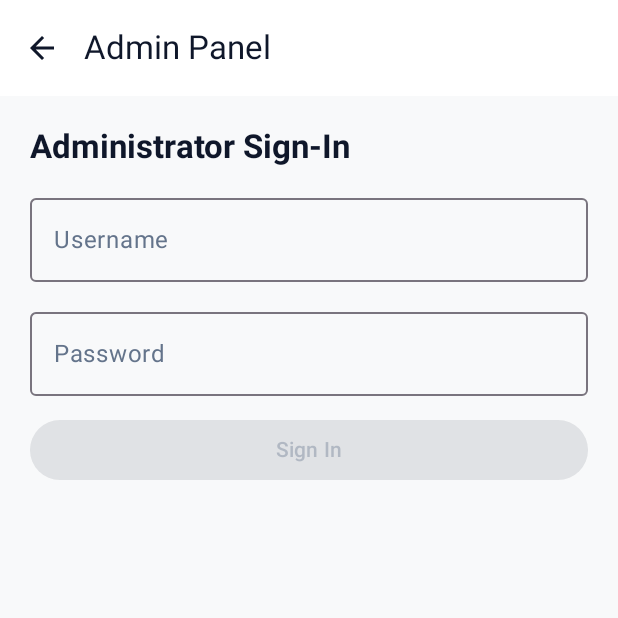
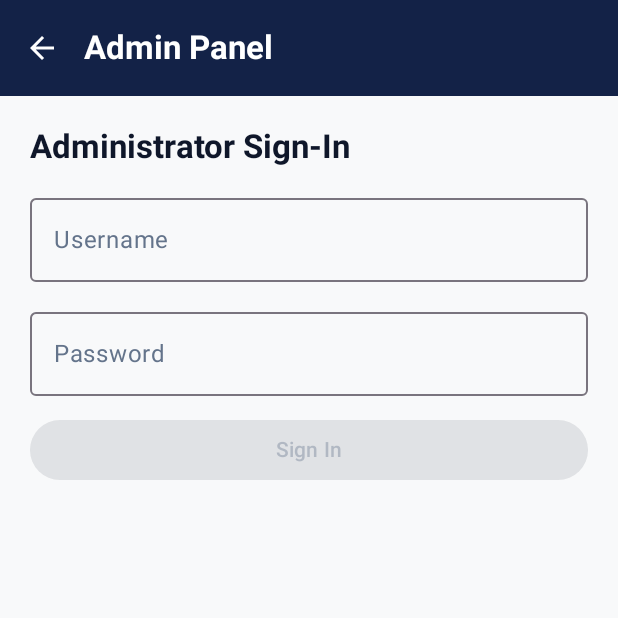
Before and after one commit to vanshtyagi001/FindIt-android, an Android app built with Jetpack Compose: the AdminScreen screen opened through its navigation route, on a phone screen of 412 x 824 dp, the top half of it. Run offline under Robolectric (Android 15) with nearby library versions, the phone set to English and light mode, and no system bars; pictures from the network do not load.

Commit message:
Redesign Home screen and fix system bars

```diff
--- a/app/src/main/java/com/vanshtyagi/findit/ui/screens/AdminScreen.kt
+++ b/app/src/main/java/com/vanshtyagi/findit/ui/screens/AdminScreen.kt
@@ -29,6 +29,7 @@ import androidx.compose.material3.Scaffold
 import androidx.compose.material3.Text
 import androidx.compose.material3.TextButton
 import androidx.compose.material3.TopAppBar
+import androidx.compose.material3.TopAppBarDefaults
 import androidx.compose.runtime.Composable
 import androidx.compose.runtime.getValue
 import androidx.compose.runtime.mutableStateOf
@@ -36,9 +37,11 @@ import androidx.compose.runtime.remember
 import androidx.compose.runtime.setValue
 import androidx.compose.ui.Alignment
 import androidx.compose.ui.Modifier
+import androidx.compose.ui.graphics.Color
 import androidx.compose.ui.text.font.FontWeight
 import androidx.compose.ui.text.input.PasswordVisualTransformation
 import androidx.compose.ui.unit.dp
+import com.vanshtyagi.findit.ui.theme.FindItColors
 import com.vanshtyagi.findit.ui.viewmodel.FindItUiState
 
 @OptIn(ExperimentalMaterial3Api::class)
@@ -56,9 +59,10 @@ fun AdminScreen(
     var showClearConfirm by remember { mutableStateOf(false) }
 
     Scaffold(
+        containerColor = FindItColors.OffWhite,
         topBar = {
             TopAppBar(
-                title = { Text("Admin Panel") },
+                title = { Text("Admin Panel", fontWeight = FontWeight.Bold) },
                 navigationIcon = {
                     IconButton(onClick = onBack) {
                         Icon(Icons.AutoMirrored.Filled.ArrowBack, contentDescription = "Back")
@@ -70,7 +74,13 @@ fun AdminScreen(
                             Icon(Icons.AutoMirrored.Filled.Logout, contentDescription = "Logout")
                         }
                     }
-                }
+                },
+                colors = TopAppBarDefaults.topAppBarColors(
+                    containerColor = FindItColors.DeepNavy,
+                    titleContentColor = Color.White,
+                    navigationIconContentColor = Color.White,
+                    actionIconContentColor = Color.White
+                )
             )
         }
     ) { padding ->
--- a/app/src/main/java/com/vanshtyagi/findit/ui/screens/HomeScreen.kt
+++ b/app/src/main/java/com/vanshtyagi/findit/ui/screens/HomeScreen.kt
@@ -9,6 +9,7 @@ import androidx.compose.foundation.layout.Column
 import androidx.compose.foundation.layout.PaddingValues
 import androidx.compose.foundation.layout.Row
 import androidx.compose.foundation.layout.Spacer
+import androidx.compose.foundation.layout.WindowInsets
 import androidx.compose.foundation.layout.fillMaxSize
 import androidx.compose.foundation.layout.fillMaxWidth
 import androidx.compose.foundation.layout.height
@@ -16,8 +17,10 @@ import androidx.compose.foundation.layout.navigationBarsPadding
 import androidx.compose.foundation.layout.offset
 import androidx.compose.foundation.layout.padding
 import androidx.compose.foundation.layout.size
+import androidx.compose.foundation.layout.statusBars
 import androidx.compose.foundation.layout.statusBarsPadding
 import androidx.compose.foundation.layout.width
+import androidx.compose.foundation.layout.windowInsetsTopHeight
 import androidx.compose.foundation.lazy.LazyColumn
 import androidx.compose.foundation.lazy.LazyRow
 import androidx.compose.foundation.lazy.items
@@ -166,10 +169,13 @@ fun HomeScreen(
             )
         }
     ) { innerPadding ->
-        LazyColumn(
+        Box(
             modifier = Modifier
                 .fillMaxSize()
-                .padding(bottom = innerPadding.calculateBottomPadding()),
+                .padding(bottom = innerPadding.calculateBottomPadding())
+        ) {
+            LazyColumn(
+                modifier = Modifier.fillMaxSize(),
                 contentPadding = PaddingValues(bottom = 24.dp)
             ) {
             item {
@@ -305,6 +311,16 @@ fun HomeScreen(
                 }
             }
         }
+
+            // Solid navy status bar scrim so scrolled content never merges with notification icons
+            Box(
+                modifier = Modifier
+                    .fillMaxWidth()
+                    .windowInsetsTopHeight(WindowInsets.statusBars)
+                    .background(FindItColors.DeepNavy)
+                    .align(Alignment.TopCenter)
+            )
+        }
     }
 
     if (showQuickActionSheet) {
@@ -357,16 +373,22 @@ private fun HeaderWithOverlappingCards(
     onProfileClick: () -> Unit
 ) {
     Box(modifier = Modifier.fillMaxWidth()) {
-        // Deep Navy Header Background
-        Column(
+        // Deep Navy Header Background stopping midway behind the action cards
+        Box(
             modifier = Modifier
-                .fillMaxWidth()
+                .matchParentSize()
+                .padding(bottom = 52.dp)
                 .background(
                     color = FindItColors.DeepNavy,
                     shape = RoundedCornerShape(bottomStart = 24.dp, bottomEnd = 24.dp)
                 )
+        )
+
+        Column(
+            modifier = Modifier
+                .fillMaxWidth()
                 .statusBarsPadding()
-                .padding(start = 18.dp, end = 18.dp, top = 12.dp, bottom = 78.dp)
+                .padding(horizontal = 16.dp, vertical = 12.dp)
         ) {
             Row(
                 modifier = Modifier.fillMaxWidth(),
@@ -471,15 +493,11 @@ private fun HeaderWithOverlappingCards(
                     }
                 }
             }
-        }
+            Spacer(modifier = Modifier.height(18.dp))
 
-        // Overlapping 2-Column Action Cards
+            // 2-Column Action Cards overlapping only the bottom edge of the navy header
             Row(
-            modifier = Modifier
-                .fillMaxWidth()
-                .align(Alignment.BottomCenter)
-                .offset(y = 14.dp)
-                .padding(horizontal = 16.dp),
+                modifier = Modifier.fillMaxWidth(),
                 horizontalArrangement = Arrangement.spacedBy(12.dp)
             ) {
                 PrimaryActionCard(
@@ -500,7 +518,7 @@ private fun HeaderWithOverlappingCards(
                 )
             }
         }
-    Spacer(modifier = Modifier.height(14.dp))
+    }
 }
 
 @Composable
@@ -712,21 +730,20 @@ private fun FindItBottomBar(
     onMessages: () -> Unit
 ) {
     Box(
-        modifier = Modifier
-            .fillMaxWidth()
-            .navigationBarsPadding()
+        modifier = Modifier.fillMaxWidth()
     ) {
         Surface(
             modifier = Modifier
                 .fillMaxWidth()
-                .height(64.dp)
                 .align(Alignment.BottomCenter),
             color = Color.White,
             shadowElevation = 8.dp
         ) {
             Row(
                 modifier = Modifier
-                    .fillMaxSize()
+                    .fillMaxWidth()
+                    .navigationBarsPadding()
+                    .height(64.dp)
                     .padding(horizontal = 8.dp),
                 horizontalArrangement = Arrangement.SpaceAround,
                 verticalAlignment = Alignment.CenterVertically
@@ -768,7 +785,7 @@ private fun FindItBottomBar(
             modifier = Modifier
                 .size(56.dp)
                 .align(Alignment.TopCenter)
-                .offset(y = (-16).dp)
+                .offset(y = (-24).dp)
         ) {
             Icon(Icons.Default.Add, contentDescription = "Quick Action", modifier = Modifier.size(28.dp))
         }
--- a/app/src/main/java/com/vanshtyagi/findit/ui/screens/ResultsScreen.kt
+++ b/app/src/main/java/com/vanshtyagi/findit/ui/screens/ResultsScreen.kt
@@ -21,12 +21,15 @@ import androidx.compose.material3.MaterialTheme
 import androidx.compose.material3.Scaffold
 import androidx.compose.material3.Text
 import androidx.compose.material3.TopAppBar
+import androidx.compose.material3.TopAppBarDefaults
 import androidx.compose.runtime.Composable
 import androidx.compose.ui.Modifier
+import androidx.compose.ui.graphics.Color
 import androidx.compose.ui.text.font.FontWeight
 import androidx.compose.ui.unit.dp
 import com.vanshtyagi.findit.data.remote.SearchLostResponse
 import com.vanshtyagi.findit.ui.components.MatchResultCard
+import com.vanshtyagi.findit.ui.theme.FindItColors
 
 @OptIn(ExperimentalMaterial3Api::class)
 @Composable
@@ -35,14 +38,20 @@ fun ResultsScreen(
     onBack: () -> Unit
 ) {
     Scaffold(
+        containerColor = FindItColors.OffWhite,
         topBar = {
             TopAppBar(
-                title = { Text("AI Match Results") },
+                title = { Text("AI Match Results", fontWeight = FontWeight.Bold) },
                 navigationIcon = {
                     IconButton(onClick = onBack) {
                         Icon(Icons.AutoMirrored.Filled.ArrowBack, contentDescription = "Back")
                     }
-                }
+                },
+                colors = TopAppBarDefaults.topAppBarColors(
+                    containerColor = FindItColors.DeepNavy,
+                    titleContentColor = Color.White,
+                    navigationIconContentColor = Color.White
+                )
             )
         }
     ) { padding ->
--- a/app/src/main/java/com/vanshtyagi/findit/ui/theme/Theme.kt
+++ b/app/src/main/java/com/vanshtyagi/findit/ui/theme/Theme.kt
@@ -16,6 +16,7 @@ object FindItColors {
     val FoundText = Color(0xFF15803D)
     val LostBg = Color(0xFFFEE2E2)
     val LostText = Color(0xFFB91C1C)
+    val RequiredRed = Color(0xFFEF4444)
 }
 
 private val LightColorScheme = lightColorScheme(
```
Lines whose indentation alone changed are shown as unchanged.
